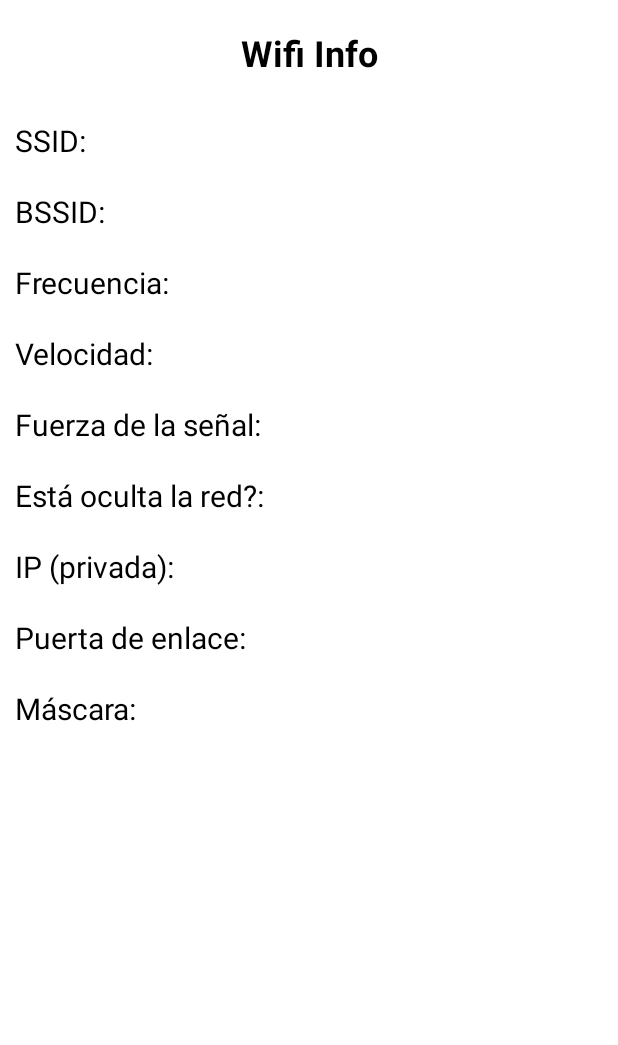
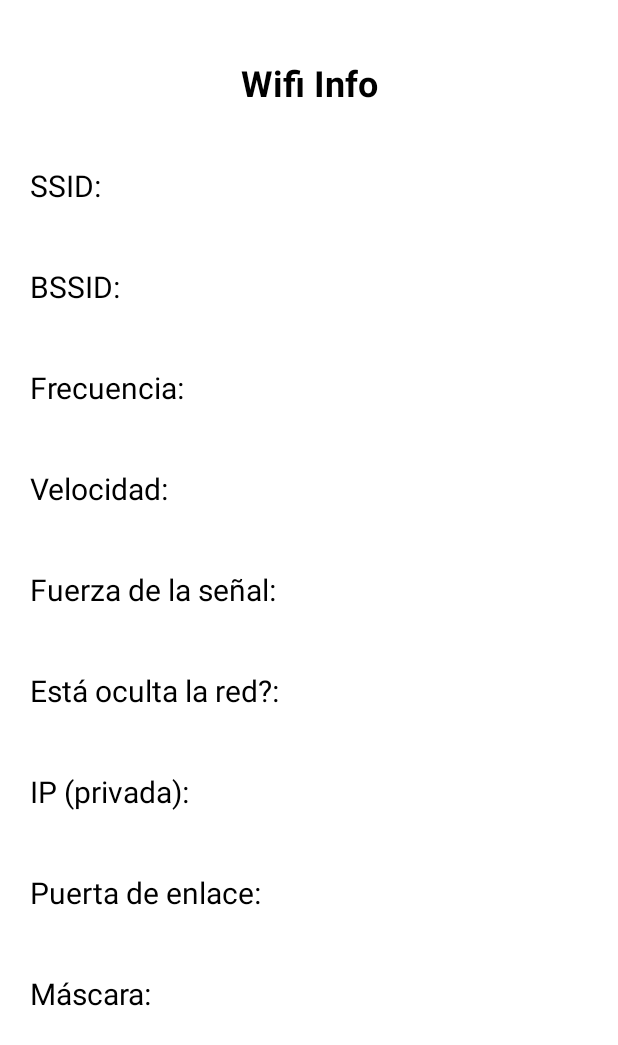
Before and after one commit to di-saldana/WifiInfo, an Android app: the screen it shows after launch (MainActivity), on a phone screen of 412 x 824 dp. Shown: the top 1045 px of the screen. Run offline under Robolectric (Android 15) with nearby library versions, the phone set to English and light mode, and no system bars.

Commit message:
Improved layout

```diff
--- a/app/src/main/AndroidManifest.xml
+++ b/app/src/main/AndroidManifest.xml
@@ -20,6 +20,7 @@
         tools:targetApi="31">
         <activity
             android:name=".MainActivity"
+            android:screenOrientation="portrait"
             android:exported="true">
             <intent-filter>
                 <action android:name="android.intent.action.MAIN" />
--- a/app/src/main/java/es/ua/eps/wifiinfo/MainActivity.kt
+++ b/app/src/main/java/es/ua/eps/wifiinfo/MainActivity.kt
@@ -53,7 +53,7 @@ class MainActivity : AppCompatActivity() {
             ipText.text = "IP (privada): $ipString"
 
             val puertaEnlaceText = findViewById<TextView>(R.id.puertaEnlace)
-            val pE = dhcpInfo.gateway // serverAddress
+            val pE = dhcpInfo.gateway
             val gatewayString: String = String.format(
                 "%d.%d.%d.%d",
                 pE and 0xff,
@@ -62,14 +62,13 @@ class MainActivity : AppCompatActivity() {
                 pE shr 24 and 0xff
             )
             puertaEnlaceText.text = "Puerta de enlace: $gatewayString"
-            // TODO: CHECK
 
             val mascaraText = findViewById<TextView>(R.id.mascara)
             val mascara = dhcpInfo.netmask
             mascaraText.text = "Máscara: $mascara"
         }
 
-        // TODO: CHECK https://stackoverflow.com/questions/21391395/get-ssid-when-wifi-is-connected
+        // https://stackoverflow.com/questions/21391395/get-ssid-when-wifi-is-connected
         // https://developer.android.com/reference/android/net/DhcpInfo#netmask
         // https://developer.android.com/reference/android/net/wifi/WifiManager.html
         // https://developer.android.com/reference/android/net/wifi/WifiInfo.html
--- a/app/src/main/res/layout/activity_main.xml
+++ b/app/src/main/res/layout/activity_main.xml
@@ -23,14 +23,15 @@
             android:textAlignment="center"
             android:textColor="@color/black"
             android:textSize="24sp"
-            android:textStyle="bold" />
+            android:textStyle="bold"
+            android:layout_marginTop="20dp"/>
 
         <TextView
             android:id="@+id/ssid"
             android:layout_width="match_parent"
             android:layout_height="wrap_content"
             android:text="SSID: "
-            android:layout_margin="10dp"
+            android:layout_margin="20dp"
             android:textColor="@color/black"
             android:textSize="20sp"/>
 
@@ -39,7 +40,7 @@
             android:layout_width="match_parent"
             android:layout_height="wrap_content"
             android:text="BSSID: "
-            android:layout_margin="10dp"
+            android:layout_margin="20dp"
             android:textColor="@color/black"
             android:textSize="20sp"/>
 
@@ -48,7 +49,7 @@
             android:layout_width="match_parent"
             android:layout_height="wrap_content"
             android:text="Frecuencia: "
-            android:layout_margin="10dp"
+            android:layout_margin="20dp"
             android:textColor="@color/black"
             android:textSize="20sp"/>
 
@@ -57,7 +58,7 @@
             android:layout_width="match_parent"
             android:layout_height="wrap_content"
             android:text="Velocidad: "
-            android:layout_margin="10dp"
+            android:layout_margin="20dp"
             android:textColor="@color/black"
             android:textSize="20sp"/>
 
@@ -66,7 +67,7 @@
             android:layout_width="match_parent"
             android:layout_height="wrap_content"
             android:text="Fuerza de la señal: "
-            android:layout_margin="10dp"
+            android:layout_margin="20dp"
             android:textColor="@color/black"
             android:textSize="20sp"/>
 
@@ -75,7 +76,7 @@
             android:layout_width="match_parent"
             android:layout_height="wrap_content"
             android:text="Está oculta la red?: "
-            android:layout_margin="10dp"
+            android:layout_margin="20dp"
             android:textColor="@color/black"
             android:textSize="20sp"/>
 
@@ -84,7 +85,7 @@
             android:layout_width="match_parent"
             android:layout_height="wrap_content"
             android:text="IP (privada): "
-            android:layout_margin="10dp"
+            android:layout_margin="20dp"
             android:textColor="@color/black"
             android:textSize="20sp"/>
 
@@ -93,7 +94,7 @@
             android:layout_width="match_parent"
             android:layout_height="wrap_content"
             android:text="Puerta de enlace: "
-            android:layout_margin="10dp"
+            android:layout_margin="20dp"
             android:textColor="@color/black"
             android:textSize="20sp"/>
 
@@ -102,7 +103,7 @@
             android:layout_width="match_parent"
             android:layout_height="wrap_content"
             android:text="Máscara: "
-            android:layout_margin="10dp"
+            android:layout_margin="20dp"
             android:textColor="@color/black"
             android:textSize="20sp"/>
         </LinearLayout>
```
